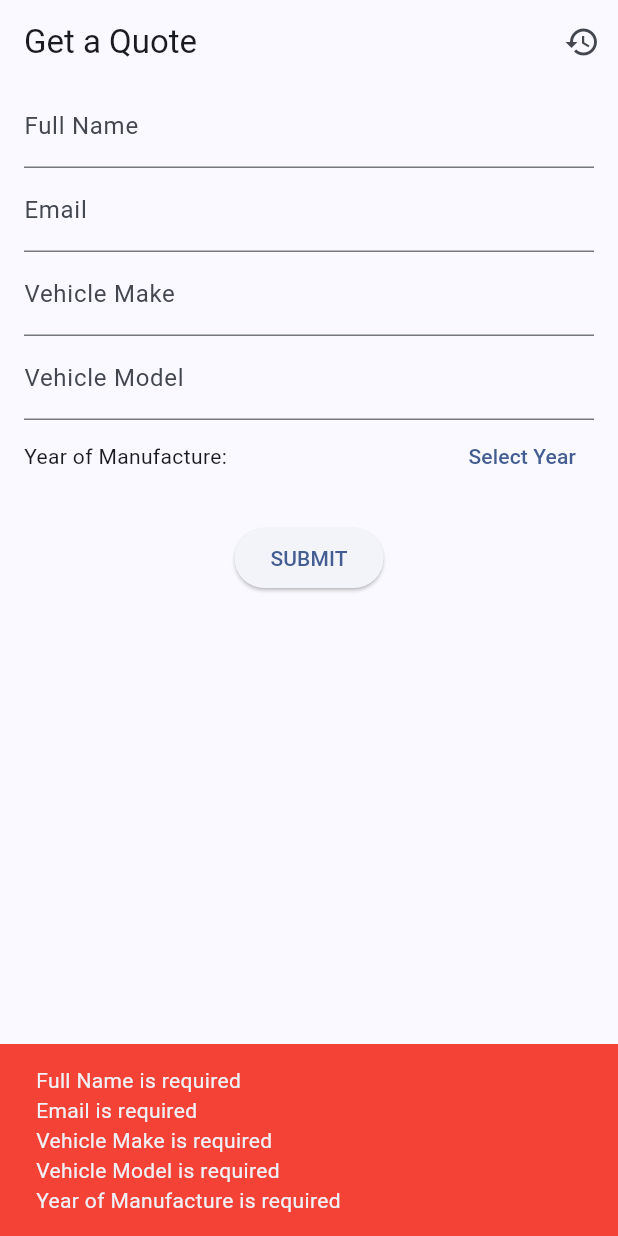
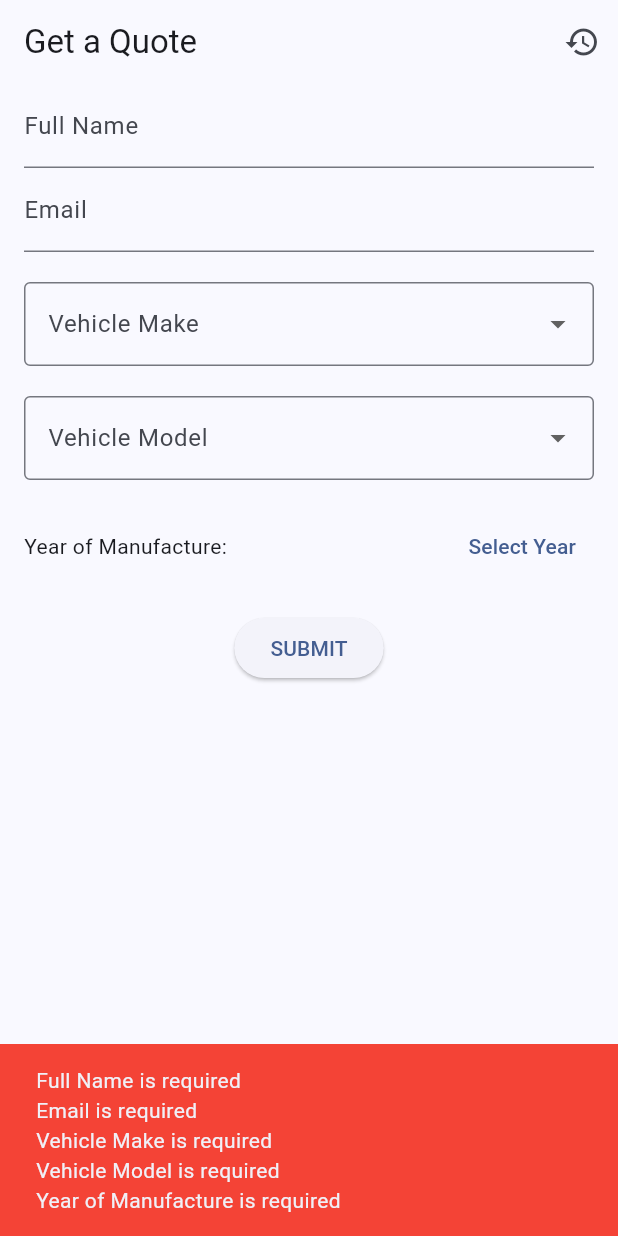
Before and after one commit to archp4/flutter-technical-challenge-2, a Flutter app: the screen it shows after launch, after a tap on "SUBMIT", on a phone screen of 412 x 824 dp. Run offline on Flutter 3.47's test engine with Material 3 defaults, Android fonts, the phone set to English and light mode, and no system bars; our stand-ins replace dio, shared_preferences.

Commit message:
Challenge Completed

```diff
--- a/lib/main.dart
+++ b/lib/main.dart
@@ -1,5 +1,6 @@
 import 'package:flutter/material.dart';
 import 'package:insurance_quote_app/viewmodels/history_quote_view_model.dart';
+import 'package:insurance_quote_app/viewmodels/quote_details_view_model.dart';
 import 'package:insurance_quote_app/viewmodels/quote_form_view_model.dart';
 import 'package:insurance_quote_app/views/quote_form.dart';
 import 'package:provider/provider.dart';
@@ -17,6 +18,7 @@ class MyApp extends StatelessWidget {
       providers: [
         ChangeNotifierProvider(create: (_) => QuoteFormViewModel()),
         ChangeNotifierProvider(create: (_) => HistoryQuoteViewModel()),
+        ChangeNotifierProvider(create: (_) => QuoteDetailsViewModel()),
       ],
       child: MaterialApp(
         debugShowCheckedModeBanner: false,
--- a/lib/viewmodels/quote_form_view_model.dart
+++ b/lib/viewmodels/quote_form_view_model.dart
@@ -1,8 +1,9 @@
 import 'package:flutter/material.dart';
-import 'package:insurance_quote_app/helper/api_manager.dart';
-import 'package:insurance_quote_app/helper/preference_helper.dart';
+import 'package:insurance_quote_app/helpers/api_manager.dart';
 import 'package:insurance_quote_app/models/quote_api_data.dart';
 import 'package:insurance_quote_app/models/quote_data.dart';
+import 'package:insurance_quote_app/views/previous_quotes.dart';
+import 'package:insurance_quote_app/views/quote_details.dart';
 
 class QuoteFormViewModel extends ChangeNotifier {
   final _fullNameController = TextEditingController();
@@ -15,8 +16,6 @@ class QuoteFormViewModel extends ChangeNotifier {
   QuoteAPIData? get quoteData => _lastQuoteData;
   TextEditingController get fullNameController => _fullNameController;
   TextEditingController get emailController => _emailController;
-  TextEditingController get vehicleMakeController => _vehicleMakeController;
-  TextEditingController get vehicleModelController => _vehicleModelController;
 
   String errorMessage = "";
 
@@ -78,8 +77,8 @@ class QuoteFormViewModel extends ChangeNotifier {
   void clearForm() {
     fullNameController.clear();
     emailController.clear();
-    vehicleMakeController.clear();
-    vehicleModelController.clear();
+    _vehicleMakeController.clear();
+    _vehicleModelController.clear();
     notifyListeners();
   }
 
@@ -87,6 +86,44 @@ class QuoteFormViewModel extends ChangeNotifier {
     _lastQuoteData = data;
     notifyListeners();
   }
+
+  Widget get carMakeDropdown => DropdownButtonFormField<String>(
+    decoration: const InputDecoration(
+      labelText: 'Vehicle Make',
+      border: OutlineInputBorder(),
+    ),
+    value:
+        _vehicleMakeController.text.isNotEmpty
+            ? _vehicleMakeController.text
+            : null,
+    items:
+        carCompanies.map((String make) {
+          return DropdownMenuItem<String>(value: make, child: Text(make));
+        }).toList(),
+    onChanged: (String? newValue) {
+      _vehicleMakeController.text = newValue ?? '';
+      notifyListeners();
+    },
+  );
+
+  Widget get carModelDropdown => DropdownButtonFormField<String>(
+    decoration: const InputDecoration(
+      labelText: 'Vehicle Model',
+      border: OutlineInputBorder(),
+    ),
+    value:
+        _vehicleModelController.text.isNotEmpty
+            ? _vehicleModelController.text
+            : null,
+    items:
+        carTypes.map((String model) {
+          return DropdownMenuItem<String>(value: model, child: Text(model));
+        }).toList(),
+    onChanged: (String? newValue) {
+      _vehicleModelController.text = newValue ?? '';
+      notifyListeners();
+    },
+  );
 
   Future<void> selectYearOfManufacture(BuildContext context) async {
     final DateTime? pickedYear = await showDialog(
@@ -133,8 +170,8 @@ class QuoteFormViewModel extends ChangeNotifier {
     errorMessage = "";
     fullNameValidator(fullNameController.text);
     emailValidator(emailController.text);
-    vehicleMakeValidator(vehicleMakeController.text);
-    vehicleModelValidator(vehicleModelController.text);
+    vehicleMakeValidator(_vehicleMakeController.text);
+    vehicleModelValidator(_vehicleModelController.text);
     isYearOfManufacture();
 
     if (errorMessage.isNotEmpty) {
@@ -166,26 +203,37 @@ class QuoteFormViewModel extends ChangeNotifier {
     }
   }
 
-  void onSaveQuote() {
+  void toPreviousQuotes(BuildContext context) {
+    Navigator.push(
+      context,
+      MaterialPageRoute(builder: (_) => PreviousQuotes()),
+    );
+  }
+
+  void onAppectQuote(context) {
     final data = QuoteData(
       fullName: fullNameController.text,
       email: emailController.text,
-      vehicleMake: vehicleMakeController.text,
-      vehicleModel: vehicleModelController.text,
+      vehicleMake: _vehicleMakeController.text,
+      vehicleModel: _vehicleModelController.text,
       yearOfManufacture: _yearOfManufactureController!.year.toString(),
       premium: quoteData!.premium,
       coverageDescription: quoteData!.coverageDescription,
       currency: quoteData!.currency,
     );
-    PreferenceHelper.addData(data.toJson().toString());
+
+    Navigator.push(
+      context,
+      MaterialPageRoute(builder: (_) => QuoteDetails(data: data)),
+    );
   }
 
   @override
   void dispose() {
     fullNameController.dispose();
     emailController.dispose();
-    vehicleMakeController.dispose();
-    vehicleModelController.dispose();
+    _vehicleMakeController.dispose();
+    _vehicleModelController.dispose();
     super.dispose();
   }
 }
--- a/lib/views/quote_form.dart
+++ b/lib/views/quote_form.dart
@@ -14,7 +14,14 @@ class QuoteForm extends StatelessWidget {
       child: Scaffold(
         appBar: AppBar(
           title: const Text('Get a Quote'),
-          actions: [IconButton(onPressed: () {}, icon: Icon(Icons.history))],
+          actions: [
+            IconButton(
+              onPressed: () {
+                model.toPreviousQuotes(context);
+              },
+              icon: Icon(Icons.history),
+            ),
+          ],
         ),
 
         body: Container(
@@ -31,14 +38,20 @@ class QuoteForm extends StatelessWidget {
                     controller: model.emailController,
                     decoration: InputDecoration(labelText: 'Email'),
                   ),
-                  TextFormField(
-                    controller: model.vehicleMakeController,
-                    decoration: InputDecoration(labelText: 'Vehicle Make'),
-                  ),
-                  TextFormField(
-                    controller: model.vehicleModelController,
-                    decoration: InputDecoration(labelText: 'Vehicle Model'),
-                  ),
+
+                  // TextFormField(
+                  //   controller: model.vehicleMakeController,
+                  //   decoration: InputDecoration(labelText: 'Vehicle Make'),
+                  // ),
+                  // TextFormField(
+                  //   controller: model.vehicleModelController,
+                  //   decoration: InputDecoration(labelText: 'Vehicle Model'),
+                  // ),
+                  SizedBox(height: 20),
+                  model.carMakeDropdown,
+                  SizedBox(height: 20),
+                  model.carModelDropdown,
+                  SizedBox(height: 20),
                   Row(
                     children: [
                       Text('Year of Manufacture: '),
@@ -56,7 +69,12 @@ class QuoteForm extends StatelessWidget {
                     onPressed: () => model.submitForm(context),
                     child: Text('SUBMIT'),
                   ),
-                  QuoteContainer(quoteData: model.quoteData, onSave: () {}),
+                  QuoteContainer(
+                    quoteData: model.quoteData,
+                    onAccept: () {
+                      model.onAppectQuote(context);
+                    },
+                  ),
                 ],
               ),
             ),
--- a/lib/widgets/quote_container.dart
+++ b/lib/widgets/quote_container.dart
@@ -3,8 +3,8 @@ import 'package:insurance_quote_app/models/quote_api_data.dart';
 
 class QuoteContainer extends StatelessWidget {
   final QuoteAPIData? quoteData;
-  final VoidCallback onSave;
-  const QuoteContainer({super.key, this.quoteData, required this.onSave});
+  final VoidCallback onAccept;
+  const QuoteContainer({super.key, this.quoteData, required this.onAccept});
 
   @override
   Widget build(BuildContext context) {
@@ -22,7 +22,7 @@ class QuoteContainer extends StatelessWidget {
                 crossAxisAlignment: CrossAxisAlignment.start,
                 children: [
                   Text(
-                    'Premium: ${quoteData!.currency} ${quoteData!.premium}',
+                    'Premium: ${quoteData!.currency} ${quoteData!.premium} / Year',
                     style: const TextStyle(
                       fontSize: 18,
                       fontWeight: FontWeight.bold,
@@ -34,6 +34,14 @@ class QuoteContainer extends StatelessWidget {
                     'Coverage: ${quoteData!.coverageDescription}',
                     style: const TextStyle(fontSize: 16, color: Colors.white),
                   ),
+                  const SizedBox(height: 16),
+                  ElevatedButton(
+                    onPressed: onAccept,
+                    child: const Text(
+                      'Accept Quote',
+                      style: TextStyle(color: Colors.green),
+                    ),
+                  ),
                 ],
               ),
     );
```
Also changed, not shown: lib/models/quote_data.dart (+7 -0 lines), lib/viewmodels/history_quote_view_model.dart (+12 -1 lines), lib/viewmodels/quote_details_view_model.dart (added, +17 -0 lines), lib/views/previous_quotes.dart (+17 -1 lines), lib/views/quote_details.dart (added, +58 -0 lines), lib/widgets/history_tile.dart (+16 -6 lines), 2 other files.
